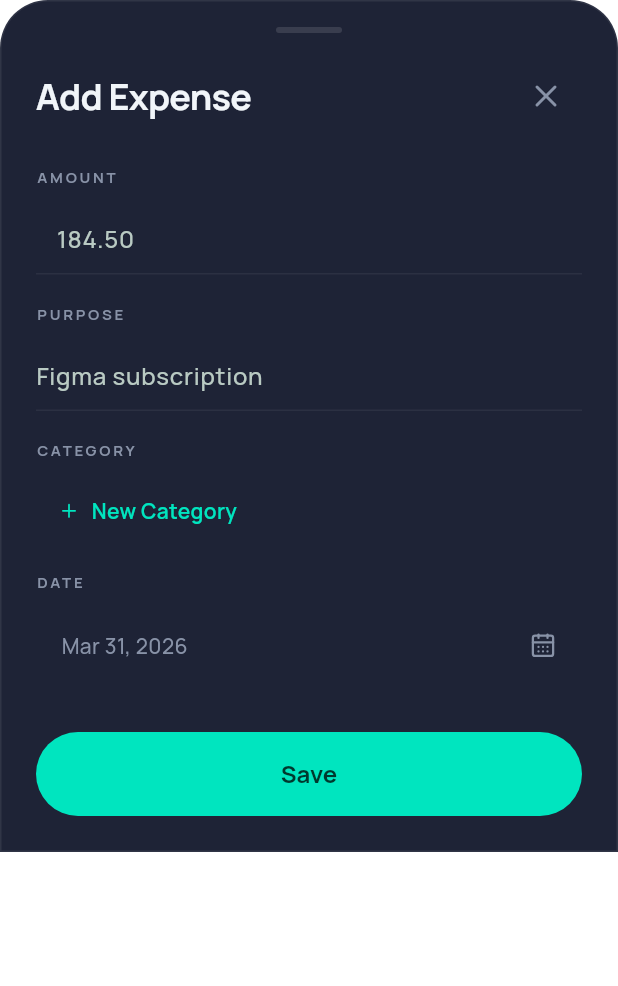
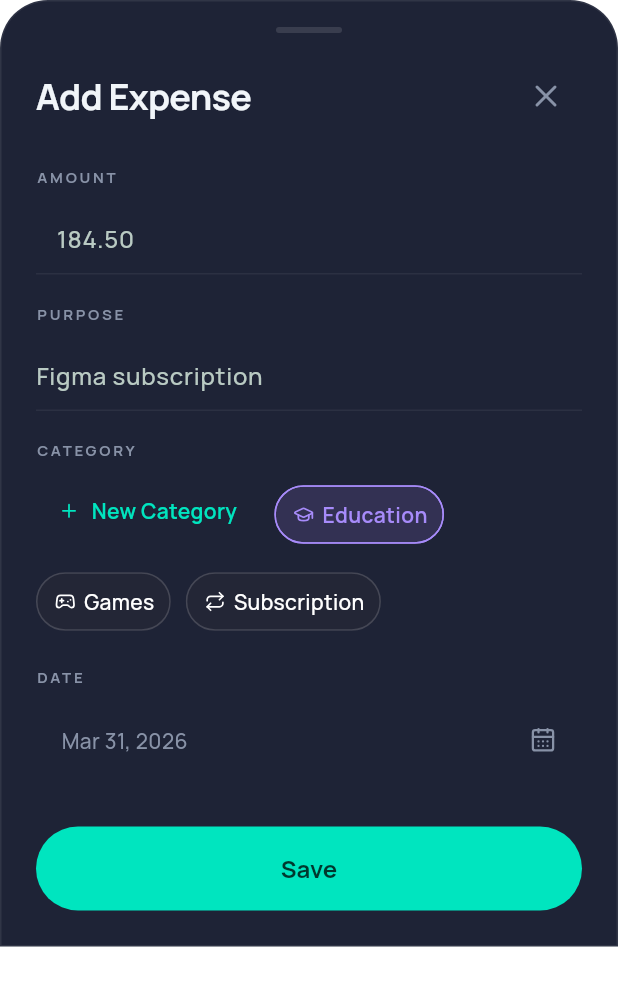
Before and after one commit to Abrar118/spendsplit, a Flutter app: the AddDollarExpenseSheet widget shown alone on an empty page, opened directly, on a phone screen of 412 x 824 dp. Shown: the top 986 px of the screen. Run offline on Flutter 3.47's test engine with Material 3 defaults, Android fonts, the phone set to English and light mode, and no system bars; our stand-ins replace drift, fl_chart, flutter_animate, flutter_riverpod, flutter_slidable, go_router and 5 more; accounts and stored records are empty; generated files the repository leaves out were written again.

Commit message:
fix: dual currency page UI

```diff
--- a/lib/core/constants/categories.dart
+++ b/lib/core/constants/categories.dart
@@ -49,6 +49,26 @@
   ];
 }
 
+abstract final class DefaultDollarCategories {
+  static const games = 'Games';
+  static const subscription = 'Subscription';
+  static const education = 'Education';
+
+  static const seeds = [
+    DefaultCategorySeed(name: games, icon: 'gamepad_2', colorValue: 0xFF60A5FA),
+    DefaultCategorySeed(
+      name: subscription,
+      icon: 'repeat',
+      colorValue: 0xFF00E5BF,
+    ),
+    DefaultCategorySeed(
+      name: education,
+      icon: 'graduation_cap',
+      colorValue: 0xFFA78BFA,
+    ),
+  ];
+}
+
 IconData iconForCategoryKey(String iconName) {
   switch (iconName) {
     case 'restaurant':
@@ -75,6 +95,12 @@
       return LucideIcons.globe2;
     case 'briefcase':
       return LucideIcons.briefcase;
+    case 'gamepad_2':
+      return LucideIcons.gamepad2;
+    case 'repeat':
+      return LucideIcons.repeat;
+    case 'graduation_cap':
+      return LucideIcons.graduationCap;
     default:
       return LucideIcons.tag;
   }
--- a/lib/features/dollar_tracker/widgets/add_dollar_expense_sheet.dart
+++ b/lib/features/dollar_tracker/widgets/add_dollar_expense_sheet.dart
@@ -40,6 +40,7 @@
   DateTime _selectedDate = DateTime.now();
   int? _selectedCategoryId;
   bool _saving = false;
+  bool _didAutoSelectCategory = false;
 
   @override
   void initState() {
@@ -75,6 +76,7 @@
           const Center(child: CircularProgressIndicator(color: AppColors.teal)),
       error: (error, stackTrace) => const SizedBox.shrink(),
       data: (categories) {
+        _syncInitialCategory(categories);
         return SafeArea(
           top: false,
           child: Padding(
@@ -280,6 +282,24 @@
     if (!mounted) return;
     setState(() {
       _selectedCategoryId = categoryId;
+      _didAutoSelectCategory = true;
+    });
+  }
+
+  void _syncInitialCategory(List<CategoriesTableData> categories) {
+    if (_didAutoSelectCategory) return;
+    if (_selectedCategoryId != null) {
+      _didAutoSelectCategory = true;
+      return;
+    }
+    if (categories.isEmpty) return;
+
+    _didAutoSelectCategory = true;
+    WidgetsBinding.instance.addPostFrameCallback((_) {
+      if (!mounted) return;
+      setState(() {
+        _selectedCategoryId = categories.first.id;
+      });
     });
   }
 
@@ -422,27 +442,27 @@
   @override
   Widget build(BuildContext context) {
     final color = Color(category.color);
-    return InkWell(
-      onTap: onTap,
-      borderRadius: BorderRadius.circular(999),
-      child: Ink(
-        padding: const EdgeInsets.symmetric(horizontal: 14, vertical: 10),
-        decoration: BoxDecoration(
-          color: selected
-              ? color.withValues(alpha: 0.18)
-              : Colors.white.withValues(alpha: 0.04),
-          borderRadius: BorderRadius.circular(999),
-          border: Border.all(
-            color: selected ? color : Colors.white.withValues(alpha: 0.08),
-          ),
-        ),
-        child: Row(
-          mainAxisSize: MainAxisSize.min,
-          children: [
-            Icon(iconForCategoryKey(category.icon), size: 14, color: color),
-            const SizedBox(width: 8),
-            Text(category.name),
-          ],
+    return ChoiceChip(
+      selected: selected,
+      onSelected: onTap == null ? null : (_) => onTap!(),
+      showCheckmark: false,
+      selectedColor: color.withValues(alpha: 0.18),
+      backgroundColor: Colors.white.withValues(alpha: 0.04),
+      side: BorderSide(
+        color: selected ? color : Colors.white.withValues(alpha: 0.08),
+      ),
+      shape: RoundedRectangleBorder(borderRadius: BorderRadius.circular(999)),
+      labelPadding: const EdgeInsets.symmetric(horizontal: 2),
+      avatar: Icon(
+        iconForCategoryKey(category.icon),
+        size: 14,
+        color: selected ? color : Colors.white,
+      ),
+      label: Text(
+        category.name,
+        style: Theme.of(context).textTheme.bodyMedium?.copyWith(
+          color: selected ? color : Colors.white,
+          fontWeight: selected ? FontWeight.w600 : FontWeight.w500,
         ),
       ),
     );
```
Also changed, not shown: lib/data/database/app_database.dart (+71 -17 lines).
